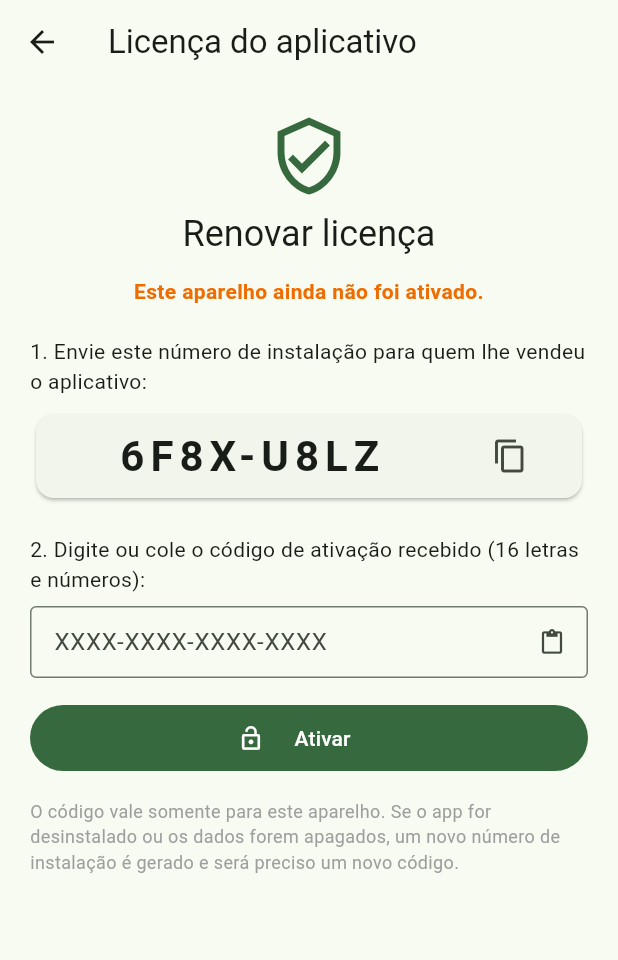
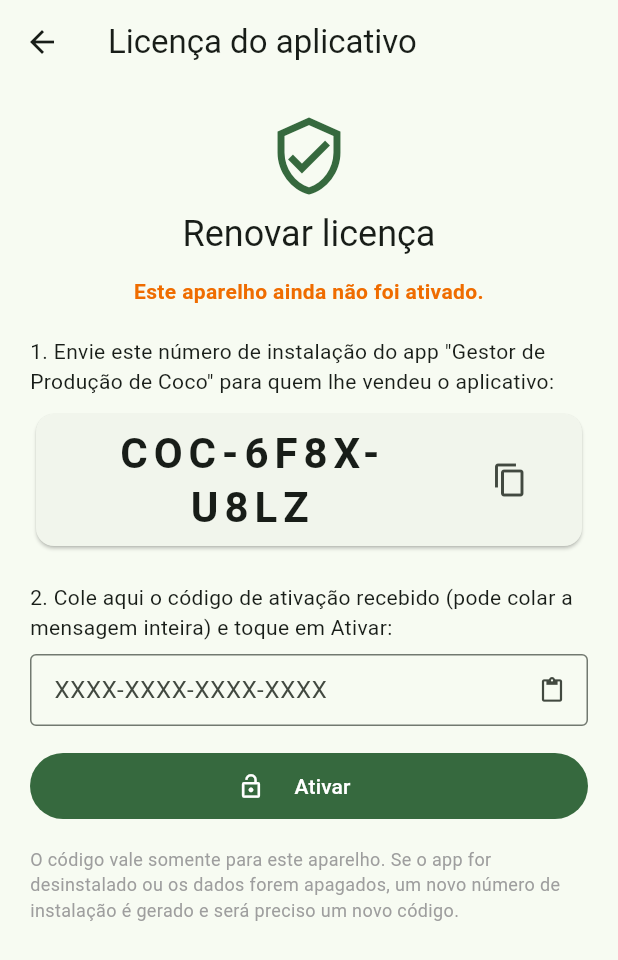
Before and after one commit to itamartrairi/gestor-producao-coco, a Flutter app: the MaisScreen screen opened directly, after a tap on "Licença", on a phone screen of 412 x 824 dp. Shown: the top 960 px of the screen. Run offline on Flutter 3.47's test engine with Material 3 defaults, Android fonts, the phone set to English and light mode, and no system bars; our stand-ins replace file_picker, image_picker, pdf, printing, sqflite; missing offline and left inert: cryptography; accounts and stored records are empty.

Commit message:
Ativação: aceita a mensagem colada e mostra o app no número de instalação
- O campo aceita a mensagem inteira do WhatsApp, espaços e minúsculas
  (extrai o código de 16 caracteres); teclado sem autocorreção.
- Número de instalação com prefixo do app (ex.: COC-ABCD-EFGH), usado pela
  página geradora para escolher o app certo.
- Mensagens de erro dizem o que conferir.

Co-Authored-By: Claude Opus 5.5 <noreply@anthropic.com>
Claude-Session: https://claude.ai/code/session_01NgffusW62Prgh4xfzQ318S

```diff
--- a/lib/ui/screens/licenca_screen.dart
+++ b/lib/ui/screens/licenca_screen.dart
@@ -111,7 +111,7 @@ class _LicencaScreenState extends State<LicencaScreen> {
   Widget build(BuildContext context) {
     final st = widget.status;
     final tema = Theme.of(context);
-    final instalacao = CodigoLicenca.formatar(st.instalacao);
+    final instalacao = numeroInstalacao(st.instalacao);
     String situacao;
     Color cor;
     if (st.relogioAtrasado) {
@@ -140,7 +140,7 @@ class _LicencaScreenState extends State<LicencaScreen> {
         const SizedBox(height: 12),
         Text(situacao, textAlign: TextAlign.center, style: TextStyle(color: cor, fontWeight: FontWeight.w600)),
         const SizedBox(height: 20),
-        const Text('1. Envie este número de instalação para quem lhe vendeu o aplicativo:'),
+        Text('1. Envie este número de instalação do app "$appLicencaNome" para quem lhe vendeu o aplicativo:'),
         const SizedBox(height: 8),
         Card(
           child: ListTile(
@@ -163,11 +163,16 @@ class _LicencaScreenState extends State<LicencaScreen> {
           Text('Contato: $contatoVendedor', textAlign: TextAlign.center),
         ],
         const SizedBox(height: 20),
-        const Text('2. Digite ou cole o código de ativação recebido (16 letras e números):'),
+        const Text('2. Cole aqui o código de ativação recebido (pode colar a mensagem inteira) e toque em Ativar:'),
         const SizedBox(height: 8),
         TextField(
           controller: _codigo,
           textCapitalization: TextCapitalization.characters,
+          autocorrect: false,
+          enableSuggestions: false,
+          keyboardType: TextInputType.visiblePassword,
+          minLines: 1,
+          maxLines: 3,
           decoration: InputDecoration(
             border: const OutlineInputBorder(),
             hintText: 'XXXX-XXXX-XXXX-XXXX',
@@ -181,7 +186,6 @@ class _LicencaScreenState extends State<LicencaScreen> {
               },
             ),
           ),
-          onSubmitted: (_) => _ativar(),
         ),
         const SizedBox(height: 16),
         FilledButton.icon(
```
Also changed, not shown: lib/core/licenca.dart (+26 -3 lines), 1 other file.
